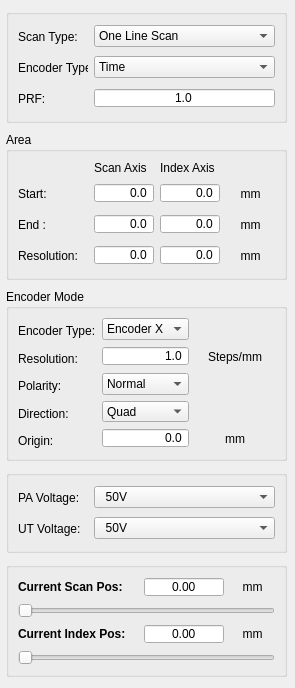
First picture: the form in phascan_view/ui/InstrumentSettingWidget.ui, repository qinxingying/hello-word, before the edit.
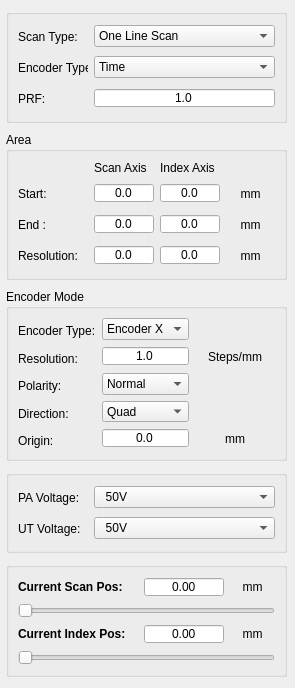
Second picture: the form after the edit.

```diff
--- a/phascan_view/ui/InstrumentSettingWidget.ui
+++ b/phascan_view/ui/InstrumentSettingWidget.ui
@@ -309,7 +309,7 @@
                </size>
               </property>
               <property name="alignment">
-               <set>Qt::AlignRight|Qt::AlignTrailing|Qt::AlignVCenter</set>
+               <set>Qt::AlignCenter</set>
               </property>
               <property name="buttonSymbols">
                <enum>QAbstractSpinBox::NoButtons</enum>
@@ -346,7 +346,7 @@
                </size>
               </property>
               <property name="alignment">
-               <set>Qt::AlignRight|Qt::AlignTrailing|Qt::AlignVCenter</set>
+               <set>Qt::AlignCenter</set>
               </property>
               <property name="buttonSymbols">
                <enum>QAbstractSpinBox::NoButtons</enum>
@@ -418,7 +418,7 @@
                </size>
               </property>
               <property name="alignment">
-               <set>Qt::AlignRight|Qt::AlignTrailing|Qt::AlignVCenter</set>
+               <set>Qt::AlignCenter</set>
               </property>
               <property name="buttonSymbols">
                <enum>QAbstractSpinBox::NoButtons</enum>
@@ -455,7 +455,7 @@
                </size>
               </property>
               <property name="alignment">
-               <set>Qt::AlignRight|Qt::AlignTrailing|Qt::AlignVCenter</set>
+               <set>Qt::AlignCenter</set>
               </property>
               <property name="buttonSymbols">
                <enum>QAbstractSpinBox::NoButtons</enum>
@@ -527,7 +527,7 @@
                </size>
               </property>
               <property name="alignment">
-               <set>Qt::AlignRight|Qt::AlignTrailing|Qt::AlignVCenter</set>
+               <set>Qt::AlignCenter</set>
               </property>
               <property name="buttonSymbols">
                <enum>QAbstractSpinBox::NoButtons</enum>
@@ -564,7 +564,7 @@
                </size>
               </property>
               <property name="alignment">
-               <set>Qt::AlignRight|Qt::AlignTrailing|Qt::AlignVCenter</set>
+               <set>Qt::AlignCenter</set>
               </property>
               <property name="buttonSymbols">
                <enum>QAbstractSpinBox::NoButtons</enum>
@@ -682,7 +682,7 @@
                </size>
               </property>
               <property name="alignment">
-               <set>Qt::AlignRight|Qt::AlignTrailing|Qt::AlignVCenter</set>
+               <set>Qt::AlignCenter</set>
               </property>
               <property name="buttonSymbols">
                <enum>QAbstractSpinBox::NoButtons</enum>
@@ -837,7 +837,7 @@
                </size>
               </property>
               <property name="alignment">
-               <set>Qt::AlignRight|Qt::AlignTrailing|Qt::AlignVCenter</set>
+               <set>Qt::AlignCenter</set>
               </property>
               <property name="buttonSymbols">
                <enum>QAbstractSpinBox::NoButtons</enum>
```
